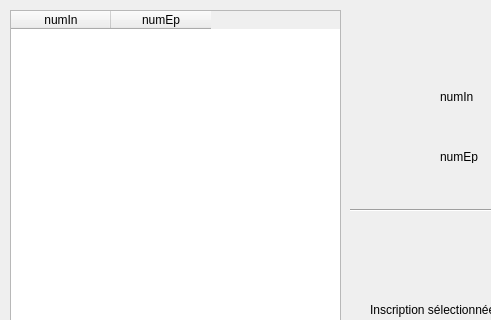
Above: gui/fct_partie3_1.ui from Cengokill/BaseDonnees_Qt_Designer before the change; both pictures show x 0 to 491 and y 0 to 320 of the 875 by 732 pixel window. Below: the same form after it.
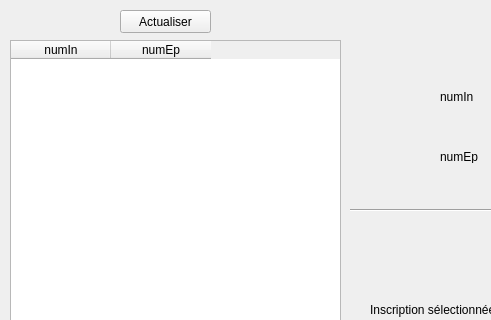
That is the form after the change.

Commit message: ajouterInscription OK !

Patch:
```diff
--- a/gui/fct_partie3_1.ui
+++ b/gui/fct_partie3_1.ui
@@ -17,9 +17,9 @@
    <property name="geometry">
     <rect>
      <x>10</x>
-     <y>10</y>
+     <y>40</y>
      <width>331</width>
-     <height>681</height>
+     <height>651</height>
     </rect>
    </property>
    <layout class="QHBoxLayout" name="horizontalLayout">
@@ -385,6 +385,25 @@
     <string/>
    </property>
   </widget>
+  <widget class="QPushButton" name="Actualiser">
+   <property name="geometry">
+    <rect>
+     <x>120</x>
+     <y>10</y>
+     <width>91</width>
+     <height>23</height>
+    </rect>
+   </property>
+   <property name="cursor">
+    <cursorShape>PointingHandCursor</cursorShape>
+   </property>
+   <property name="contextMenuPolicy">
+    <enum>Qt::DefaultContextMenu</enum>
+   </property>
+   <property name="text">
+    <string>Actualiser</string>
+   </property>
+  </widget>
  </widget>
  <resources/>
  <connections>
```
Left out of the diff: 22 changed lines with no effect on the pictures. The commit also changes 1 other file.
